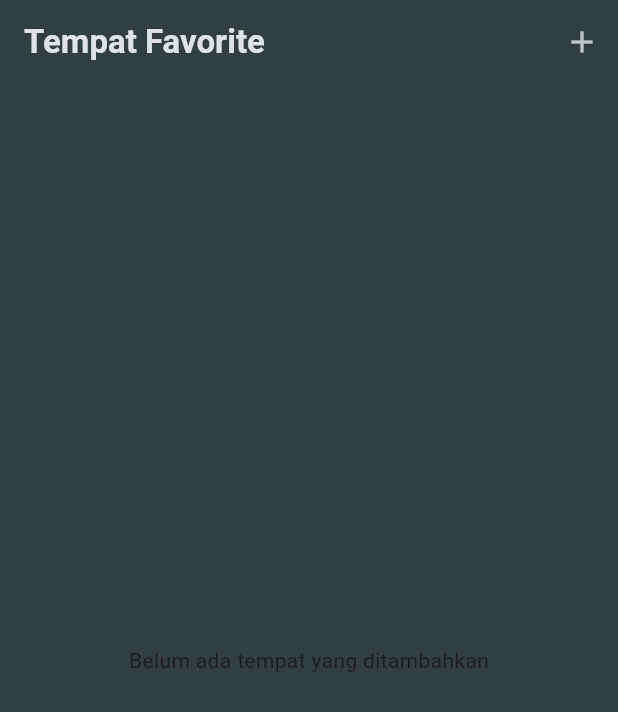
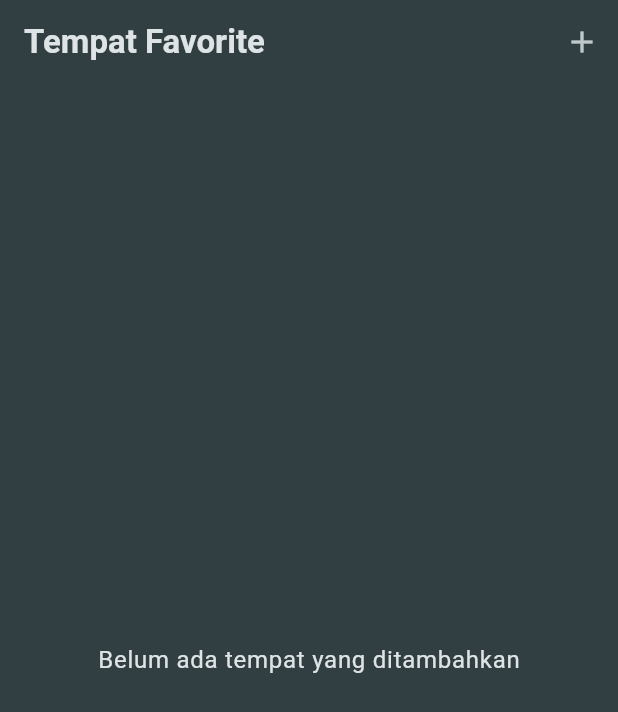
Before and after one commit to bagoesrex/PlaceKeeper-App, a Flutter app: the screen it shows after launch, on a phone screen of 412 x 824 dp. Shown: the top 712 px of the screen. Run offline on Flutter 3.47's test engine with Material 3 defaults, Android fonts, the light colour scheme and no system bars; our stand-ins replace flutter_riverpod, google_fonts.

Commit message:
style: apply consistent theming to empty places message

```diff
--- a/lib/widgets/places_list.dart
+++ b/lib/widgets/places_list.dart
@@ -9,7 +9,14 @@ class PlacesList extends StatelessWidget {
   @override
   Widget build(BuildContext context) {
     if (places.isEmpty) {
-      return const Center(child: Text('Belum ada tempat yang ditambahkan'));
+      return Center(
+        child: Text(
+          'Belum ada tempat yang ditambahkan',
+          style: Theme.of(context).textTheme.bodyLarge!.copyWith(
+            color: Theme.of(context).colorScheme.onSurface,
+          ),
+        ),
+      );
     }
     return ListView.builder(
       itemCount: places.length,
```
